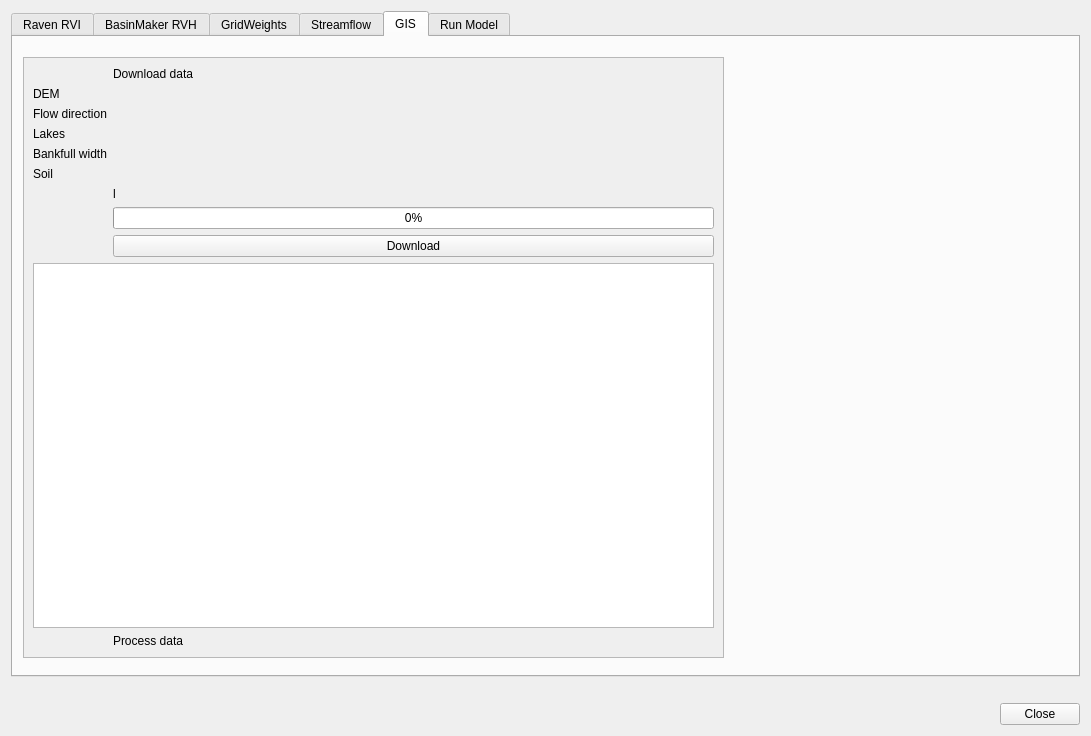
First picture: the form in qraven/qraven_dialog_base.ui, repository Scriptbash/QRaven, before the edit.
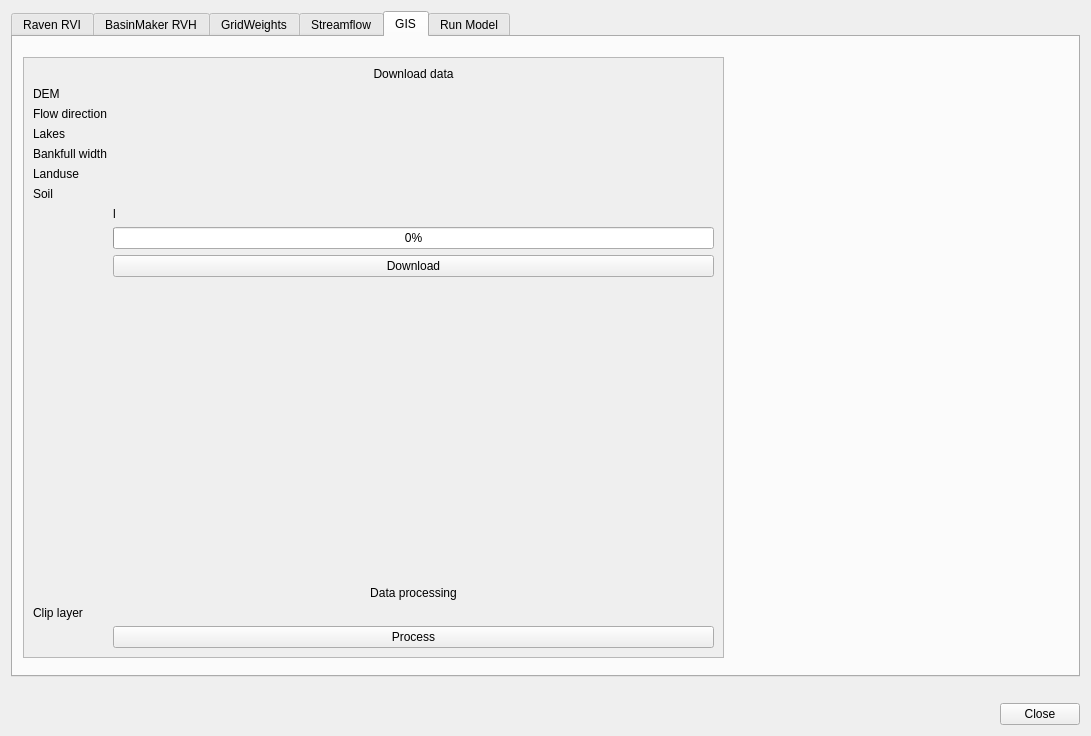
Second picture: the form after the edit. Custom widgets are drawn as their Qt base class.

Commit message: Extract zip files after download

Diff of the .ui file:
```diff
--- a/qraven/qraven_dialog_base.ui
+++ b/qraven/qraven_dialog_base.ui
@@ -4366,15 +4366,8 @@
            <property name="text">
             <string>Download data</string>
            </property>
-          </widget>
-         </item>
-         <item row="2" column="1">
-          <widget class="QgsFileWidget" name="file_fetchdem">
-           <property name="filter">
-            <string>*.zip</string>
-           </property>
-           <property name="storageMode">
-            <enum>QgsFileWidget::SaveFile</enum>
+           <property name="alignment">
+            <set>Qt::AlignCenter</set>
            </property>
           </widget>
          </item>
@@ -4436,8 +4429,8 @@
            </property>
           </widget>
          </item>
-         <item row="6" column="1">
-          <widget class="QgsFileWidget" name="file_fetchsoil">
+         <item row="5" column="1">
+          <widget class="QgsFileWidget" name="file_fetchbankfull">
            <property name="filter">
             <string>*.zip</string>
            </property>
@@ -4446,45 +4439,102 @@
            </property>
           </widget>
          </item>
-         <item row="6" column="0">
+         <item row="7" column="0">
           <widget class="QLabel" name="label_110">
            <property name="text">
             <string>Soil</string>
            </property>
           </widget>
          </item>
+         <item row="7" column="1">
+          <widget class="QgsFileWidget" name="file_fetchsoil">
+           <property name="filter">
+            <string>*.zip</string>
+           </property>
+           <property name="storageMode">
+            <enum>QgsFileWidget::SaveFile</enum>
+           </property>
+          </widget>
+         </item>
+         <item row="8" column="1">
+          <widget class="QLabel" name="lbl_progressbar">
+           <property name="text">
+            <string>l</string>
+           </property>
+          </widget>
+         </item>
          <item row="9" column="1">
+          <widget class="QProgressBar" name="progress_gisdownload">
+           <property name="value">
+            <number>0</number>
+           </property>
+          </widget>
+         </item>
+         <item row="10" column="1">
           <widget class="QPushButton" name="btn_downloadgisdata">
            <property name="text">
             <string>Download</string>
            </property>
           </widget>
          </item>
-         <item row="13" column="1">
+         <item row="12" column="1">
           <widget class="QLabel" name="label_107">
            <property name="text">
-            <string>Process data</string>
+            <string>Data processing</string>
            </property>
+           <property name="alignment">
+            <set>Qt::AlignCenter</set>
+           </property>
           </widget>
          </item>
-         <item row="12" column="0" colspan="2">
-          <widget class="QPlainTextEdit" name="txt_gisdatalogs">
-           <property name="readOnly">
-            <bool>true</bool>
+         <item row="11" column="1">
+          <spacer name="verticalSpacer_5">
+           <property name="orientation">
+            <enum>Qt::Vertical</enum>
            </property>
+           <property name="sizeHint" stdset="0">
+            <size>
+             <width>20</width>
+             <height>40</height>
+            </size>
+           </property>
+          </spacer>
+         </item>
+         <item row="13" column="1">
+          <widget class="QgsFileWidget" name="file_giscliplayer">
+           <property name="filter">
+            <string>*.shp</string>
+           </property>
           </widget>
          </item>
-         <item row="8" column="1">
-          <widget class="QProgressBar" name="progressBar">
-           <property name="value">
-            <number>0</number>
+         <item row="13" column="0">
+          <widget class="QLabel" name="label_109">
+           <property name="text">
+            <string>Clip layer</string>
            </property>
           </widget>
          </item>
-         <item row="7" column="1">
-          <widget class="QLabel" name="lbl_progressbar">
+         <item row="14" column="1">
+          <widget class="QPushButton" name="btn_gisprocess">
            <property name="text">
-            <string>l</string>
+            <string>Process</string>
+           </property>
+          </widget>
+         </item>
+         <item row="6" column="1">
+          <widget class="QgsFileWidget" name="file_fetchlanduse">
+           <property name="filter">
+            <string>*.tif</string>
+           </property>
+           <property name="storageMode">
+            <enum>QgsFileWidget::SaveFile</enum>
+           </property>
+          </widget>
+         </item>
+         <item row="6" column="0">
+          <widget class="QLabel" name="label_112">
+           <property name="text">
+            <string>Landuse</string>
            </property>
           </widget>
          </item>
```
Left out of the diff: 16 changed lines with no effect on the pictures. The commit also changes 2 other files.
